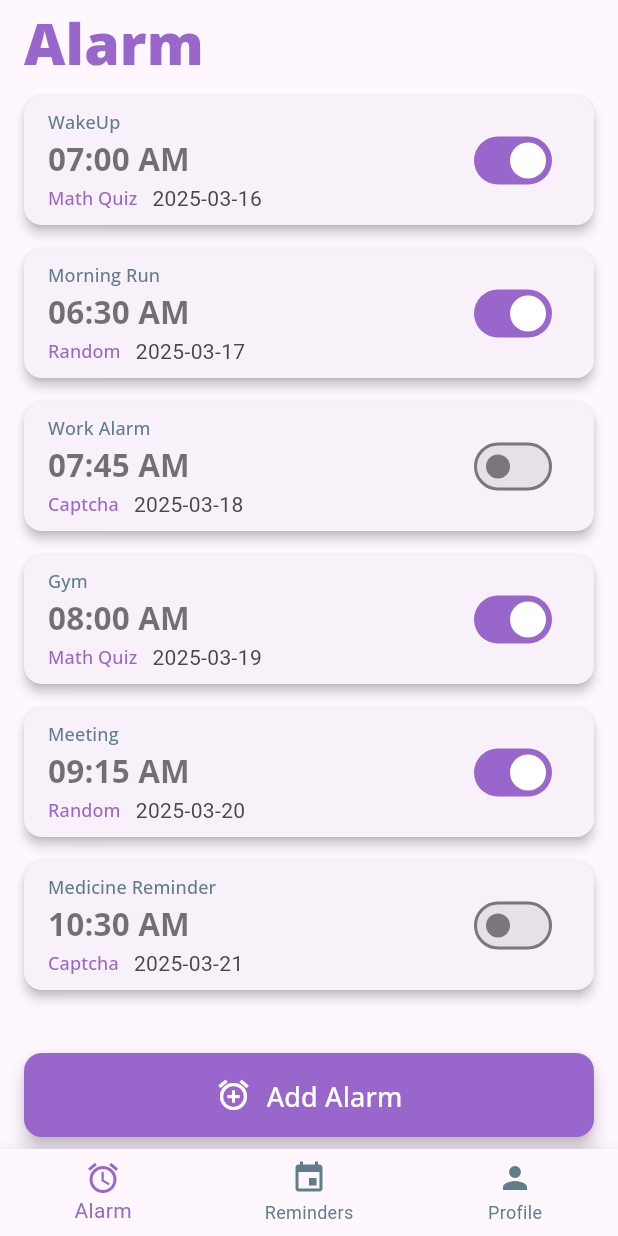
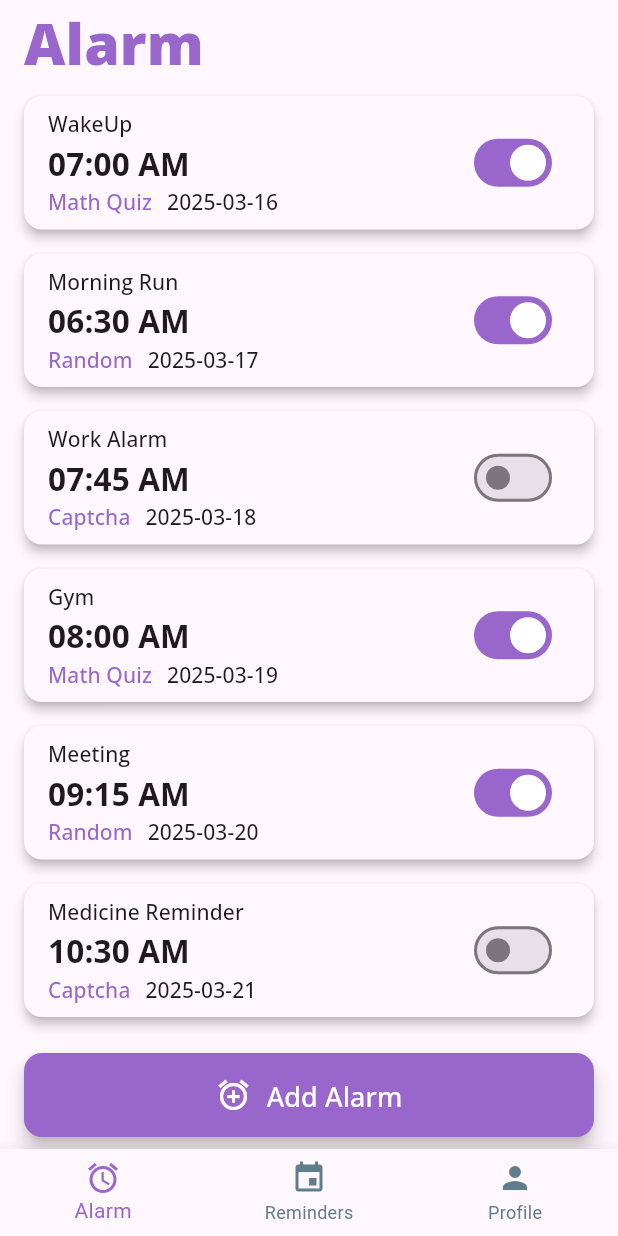
Before and after one commit to SudoShan/challenge-alarm, a Flutter app: the screen it shows after launch, on a phone screen of 412 x 824 dp. Run offline on Flutter 3.47's test engine with Material 3 defaults, Android fonts, the phone set to English and light mode, and no system bars; our stand-ins replace google_fonts, modal_bottom_sheet, qr_flutter, shared_preferences; accounts and stored records are empty.

Commit message:
Add Dark-Theme Support

```diff
--- a/lib/app_screens/alarm_screen.dart
+++ b/lib/app_screens/alarm_screen.dart
@@ -129,6 +129,7 @@ class _AlarmScreenState extends State<AlarmScreen> {
             itemBuilder: (context, index) {
               return Card(
                 elevation: 3,
+                color: Theme.of(context).colorScheme.surface,
                 margin: const EdgeInsets.symmetric(horizontal: 16, vertical: 8),
                 child: ListTile(
                   onTap: () {
@@ -151,11 +152,11 @@ class _AlarmScreenState extends State<AlarmScreen> {
                     children: [
                       Text(
                         alarms[index]['label'],
-                        style: MyStyles.alarmLabelStyle,
+                        style: MyStyles.alarmLabelStyle.copyWith(color: Theme.of(context).colorScheme.onSurface),
                       ),
                       Text(
                         alarms[index]['time'],
-                        style: MyStyles.alarmTimeStyle,
+                        style: MyStyles.alarmTimeStyle.copyWith(color: Theme.of(context).colorScheme.onSurface),
                       ),
                     ],
                   ),
@@ -167,7 +168,10 @@ class _AlarmScreenState extends State<AlarmScreen> {
                         style: MyStyles.alarmChallengeStyle,
                       ),
                       SizedBox(width: 10),
-                      Text(alarms[index]['date']),
+                      Text(
+                          alarms[index]['date'],
+                          style: MyStyles.alarmLabelStyle.copyWith(color: Theme.of(context).colorScheme.onSurface)
+                      ),
                     ],
                   ),
                   trailing: Switch(
@@ -196,7 +200,6 @@ class _AlarmScreenState extends State<AlarmScreen> {
                 showModalBottomSheet(
                   context: context,
                   isScrollControlled: true,
-                  backgroundColor: Colors.white,
                   shape: RoundedRectangleBorder(
                     borderRadius: BorderRadius.vertical(top: Radius.circular(20)),
                   ),
--- a/lib/base/bottom_nav_bar.dart
+++ b/lib/base/bottom_nav_bar.dart
@@ -3,6 +3,7 @@ import 'package:challenge_alarm/base/my_styles.dart';
 import 'package:flutter/material.dart';
 import '../app_screens/alarm_screen.dart';
 import '../app_screens/profile_screen.dart';
+import '../utils/user_manager.dart';
 
 class BottomNavBar extends StatefulWidget {
   const BottomNavBar({super.key});
@@ -24,6 +25,7 @@ class _BottomNavBarState extends State<BottomNavBar> {
 
   @override
   Widget build(BuildContext context) {
+    UserManager.isDarkTheme = Theme.of(context).brightness == Brightness.dark;
     return Scaffold(
       body: appScreens[_selectedIndex],
       appBar: AppBar(
--- a/lib/base/challenge_utils.dart
+++ b/lib/base/challenge_utils.dart
@@ -94,7 +94,7 @@ class _ChallengeCardState extends State<ChallengeCard> {
         margin: EdgeInsets.only(left: 24),
         padding: EdgeInsets.only(top: 8.0, left: 12.0, right: 12.0),
         decoration: BoxDecoration(
-          color: Colors.white,
+          color: Theme.of(context).colorScheme.surface,
           borderRadius: BorderRadius.circular(12),
           boxShadow: [
             BoxShadow(
@@ -163,7 +163,7 @@ class _ChallengeCardState extends State<ChallengeCard> {
                                   color:
                                       selectedIndex == index
                                           ? Colors.black
-                                          : Colors.grey[800],
+                                          : Theme.of(context).colorScheme.onSurface,
                                 ),
                               ),
                             ),
--- a/lib/base/my_styles.dart
+++ b/lib/base/my_styles.dart
@@ -1,6 +1,8 @@
 import 'dart:ui';
 import 'package:flutter/material.dart';
 import 'package:google_fonts/google_fonts.dart';
+
+import '../utils/user_manager.dart';
 
 class MyStyles {
   static Color myPurple = Color(0xFF9966CC);
@@ -36,7 +38,7 @@ class MyStyles {
   );
 
   static TextStyle alarmLabelStyle = GoogleFonts.openSans(
-    fontSize: 12,
+    fontSize: 14,
     fontWeight: FontWeight.w500,
     letterSpacing: 0.1,
     color: Colors.blueGrey,
@@ -49,7 +51,7 @@ class MyStyles {
     color: Colors.black54,
   );
   static TextStyle alarmChallengeStyle = GoogleFonts.openSans(
-    fontSize: 12,
+    fontSize: 14,
     fontWeight: FontWeight.w500,
     letterSpacing: 0.1,
     color: myPurple,
@@ -94,6 +96,7 @@ class MyStyles {
   static InputDecoration myInputDecoration(String labelText) {
     return InputDecoration(
       labelText: labelText,
+      labelStyle: TextStyle(color: UserManager.isDarkTheme? MyStyles.foreground : Colors.black),
       border: OutlineInputBorder(
         borderRadius: BorderRadius.circular(10),
         borderSide: BorderSide(color: Colors.grey, width: 1),
--- a/lib/main.dart
+++ b/lib/main.dart
@@ -11,16 +11,30 @@ void main() async {
 
 class MyApp extends StatelessWidget {
   const MyApp({super.key});
-
   @override
   Widget build(BuildContext context) {
+
     return MaterialApp(
-      title: 'Flutter Demo',
-      debugShowCheckedModeBanner: false,
-      theme: ThemeData(
+      theme: ThemeData( // Light theme
+        brightness: Brightness.light,
+        primaryColor: MyStyles.myPurple,
         colorScheme: ColorScheme.fromSeed(seedColor: MyStyles.myPurple),
       ),
+      darkTheme: ThemeData( // Dark theme
+        brightness: Brightness.dark,
+        scaffoldBackgroundColor: Colors.black,
+        colorScheme: ColorScheme.fromSeed(
+          seedColor: MyStyles.myPurple,
+          brightness: Brightness.dark,
+        ),
+        appBarTheme: AppBarTheme(
+          backgroundColor: Colors.black,
+          foregroundColor: MyStyles.myPurple,
+        ),
+      ),
+      themeMode: ThemeMode.system,
       home: BottomNavBar(),
     );
+
   }
 }
--- a/lib/utils/user_manager.dart
+++ b/lib/utils/user_manager.dart
@@ -6,6 +6,7 @@ import 'package:qr_flutter/qr_flutter.dart';
 class UserManager {
   static const String _userIdKey = 'user_id';
   static String? userId;
+  static bool isDarkTheme = true;
 
   // Call this in main before runApp
   static Future<void> initializeUser() async {
@@ -36,9 +37,9 @@ class QRCodeWidget extends StatelessWidget {
         data: data,
         version: QrVersions.auto,
         size: 250.0,
-        eyeStyle: QrEyeStyle(color: Colors.black, eyeShape: QrEyeShape.square),
+        eyeStyle: QrEyeStyle(color: UserManager.isDarkTheme? ThemeData.light().colorScheme.surface: Colors.black, eyeShape: QrEyeShape.square),
         dataModuleStyle: QrDataModuleStyle(
-          color: Colors.black,
+          color: UserManager.isDarkTheme? ThemeData.light().colorScheme.surface: Colors.black,
           dataModuleShape: QrDataModuleShape.circle,
         ),
         embeddedImage: AssetImage("assets/challenge_alarm_logo_bordered_qr.png"),
--- a/pubspec.yaml
+++ b/pubspec.yaml
@@ -30,6 +30,7 @@ environment:
 dependencies:
   flutter:
     sdk: flutter
+  modal_bottom_sheet: ^3.0.0
 
   # The following adds the Cupertino Icons font to your application.
   # Use with the CupertinoIcons class for iOS style icons.
```
Also changed, not shown: lib/app_screens/add_alarm_screen.dart (+7 -5 lines), lib/app_screens/profile_screen.dart (+34 -11 lines), pubspec.lock.
